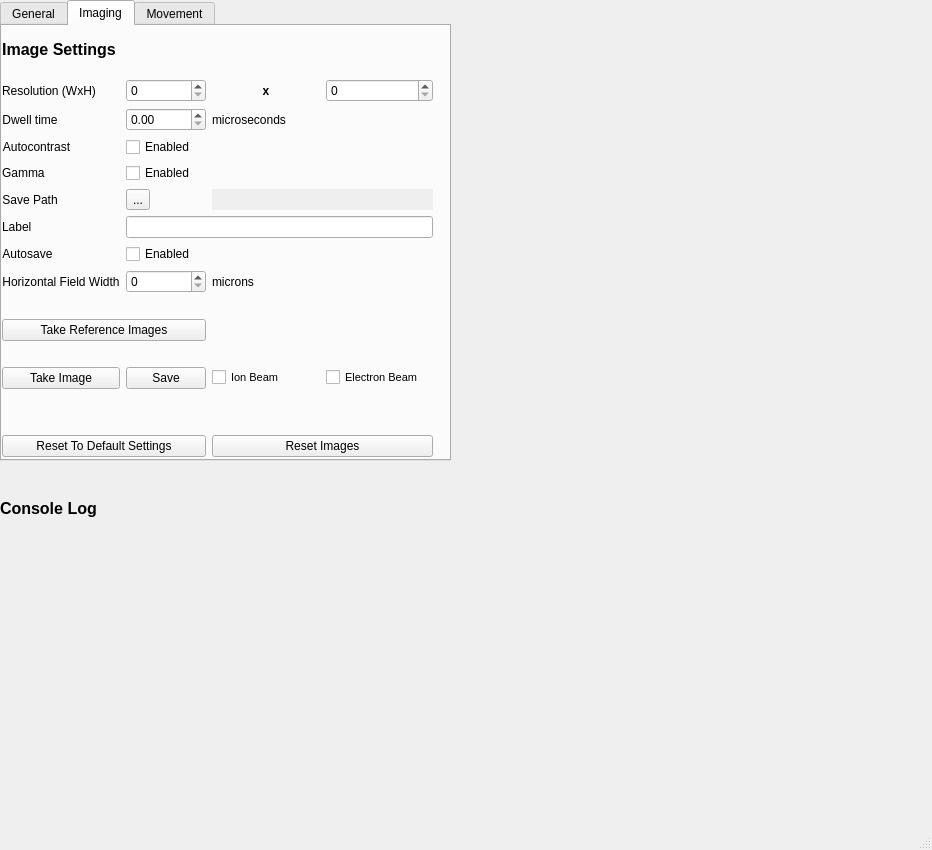
Above: fibsem/ui/qtdesigner_files/connect.ui from DeMarcoLab/fibsem before the change. Below: the same form after it.
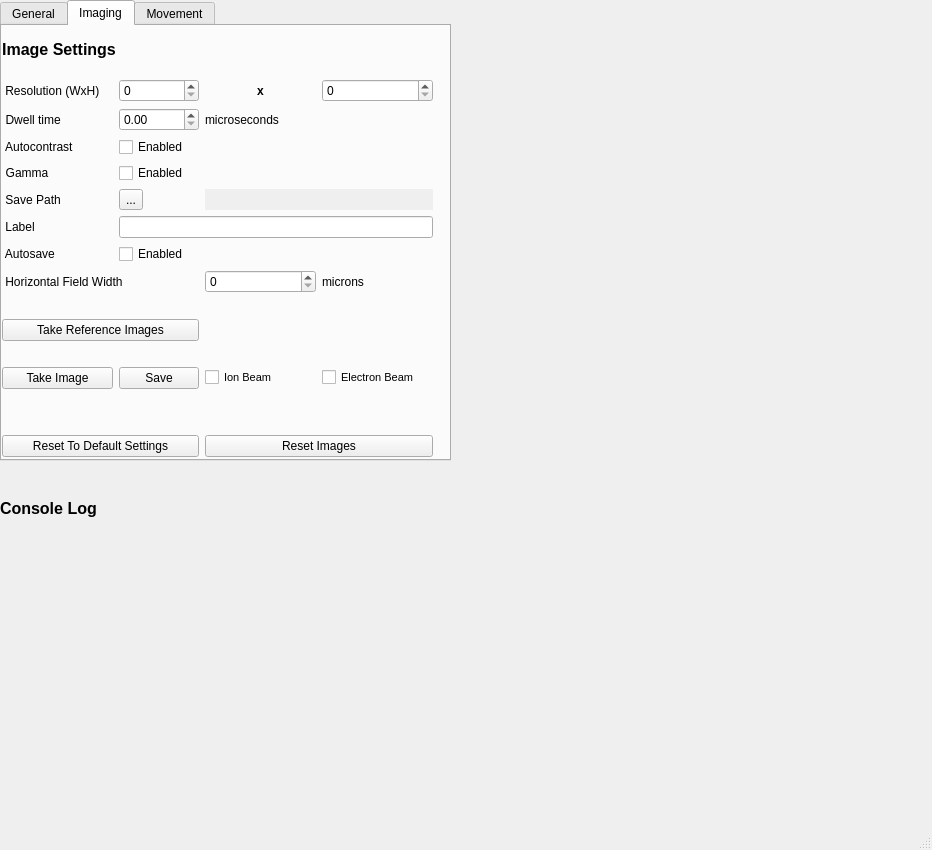
That is the form after the change.

Patch:
```diff
--- a/fibsem/ui/qtdesigner_files/connect.ui
+++ b/fibsem/ui/qtdesigner_files/connect.ui
@@ -93,7 +93,7 @@
        <item row="5" column="0" alignment="Qt::AlignLeft">
         <widget class="QLabel" name="label_14">
          <property name="text">
-          <string>Save Path</string>
+          <string> Save Path</string>
          </property>
          <property name="alignment">
           <set>Qt::AlignCenter</set>
@@ -103,7 +103,7 @@
        <item row="3" column="0" alignment="Qt::AlignLeft">
         <widget class="QLabel" name="label_13">
          <property name="text">
-          <string>Autocontrast</string>
+          <string> Autocontrast</string>
          </property>
          <property name="alignment">
           <set>Qt::AlignCenter</set>
@@ -168,20 +168,13 @@
        <item row="1" column="0">
         <widget class="QLabel" name="label_11">
          <property name="text">
-          <string>Resolution (WxH)</string>
+          <string> Resolution (WxH)</string>
          </property>
          <property name="alignment">
           <set>Qt::AlignLeading|Qt::AlignLeft|Qt::AlignVCenter</set>
          </property>
         </widget>
        </item>
-       <item row="8" column="2">
-        <widget class="QLabel" name="label_18">
-         <property name="text">
-          <string>microns</string>
-         </property>
-        </widget>
-       </item>
        <item row="12" column="3">
         <widget class="QCheckBox" name="check_EB">
          <property name="font">
@@ -214,16 +207,6 @@
        <item row="2" column="1">
         <widget class="QDoubleSpinBox" name="dwell_time_setting"/>
        </item>
-       <item row="8" column="0" alignment="Qt::AlignLeft">
-        <widget class="QLabel" name="label_17">
-         <property name="text">
-          <string>Horizontal Field Width</string>
-         </property>
-         <property name="alignment">
-          <set>Qt::AlignCenter</set>
-         </property>
-        </widget>
-       </item>
        <item row="7" column="1">
         <widget class="QCheckBox" name="autosave_enable">
          <property name="text">
@@ -279,7 +262,7 @@
        <item row="4" column="0" alignment="Qt::AlignLeft">
         <widget class="QLabel" name="label_15">
          <property name="text">
-          <string>Gamma </string>
+          <string> Gamma </string>
          </property>
          <property name="alignment">
           <set>Qt::AlignCenter</set>
@@ -312,7 +295,7 @@
        <item row="7" column="0" alignment="Qt::AlignLeft">
         <widget class="QLabel" name="label_19">
          <property name="text">
-          <string>Autosave</string>
+          <string> Autosave</string>
          </property>
          <property name="alignment">
           <set>Qt::AlignCenter</set>
@@ -326,13 +309,6 @@
          </property>
         </widget>
        </item>
-       <item row="8" column="1">
-        <widget class="QSpinBox" name="hfw_box">
-         <property name="maximum">
-          <number>5000</number>
-         </property>
-        </widget>
-       </item>
        <item row="11" column="0" colspan="4">
         <spacer name="horizontalSpacer_3">
          <property name="orientation">
@@ -349,7 +325,7 @@
        <item row="2" column="0" alignment="Qt::AlignLeft">
         <widget class="QLabel" name="label_12">
          <property name="text">
-          <string>Dwell time</string>
+          <string> Dwell time</string>
          </property>
          <property name="alignment">
           <set>Qt::AlignCenter</set>
@@ -391,13 +367,37 @@
        <item row="6" column="0">
         <widget class="QLabel" name="label">
          <property name="text">
-          <string>Label</string>
+          <string> Label</string>
          </property>
         </widget>
        </item>
        <item row="6" column="1" colspan="3">
         <widget class="QLineEdit" name="image_label"/>
        </item>
+       <item row="8" column="3">
+        <widget class="QLabel" name="label_18">
+         <property name="text">
+          <string>microns</string>
+         </property>
+        </widget>
+       </item>
+       <item row="8" column="2">
+        <widget class="QSpinBox" name="hfw_box">
+         <property name="maximum">
+          <number>5000</number>
+         </property>
+        </widget>
+       </item>
+       <item row="8" column="0" colspan="2">
+        <widget class="QLabel" name="label_17">
+         <property name="text">
+          <string> Horizontal Field Width</string>
+         </property>
+         <property name="alignment">
+          <set>Qt::AlignLeading|Qt::AlignLeft|Qt::AlignVCenter</set>
+         </property>
+        </widget>
+       </item>
       </layout>
      </widget>
     </widget>
```
